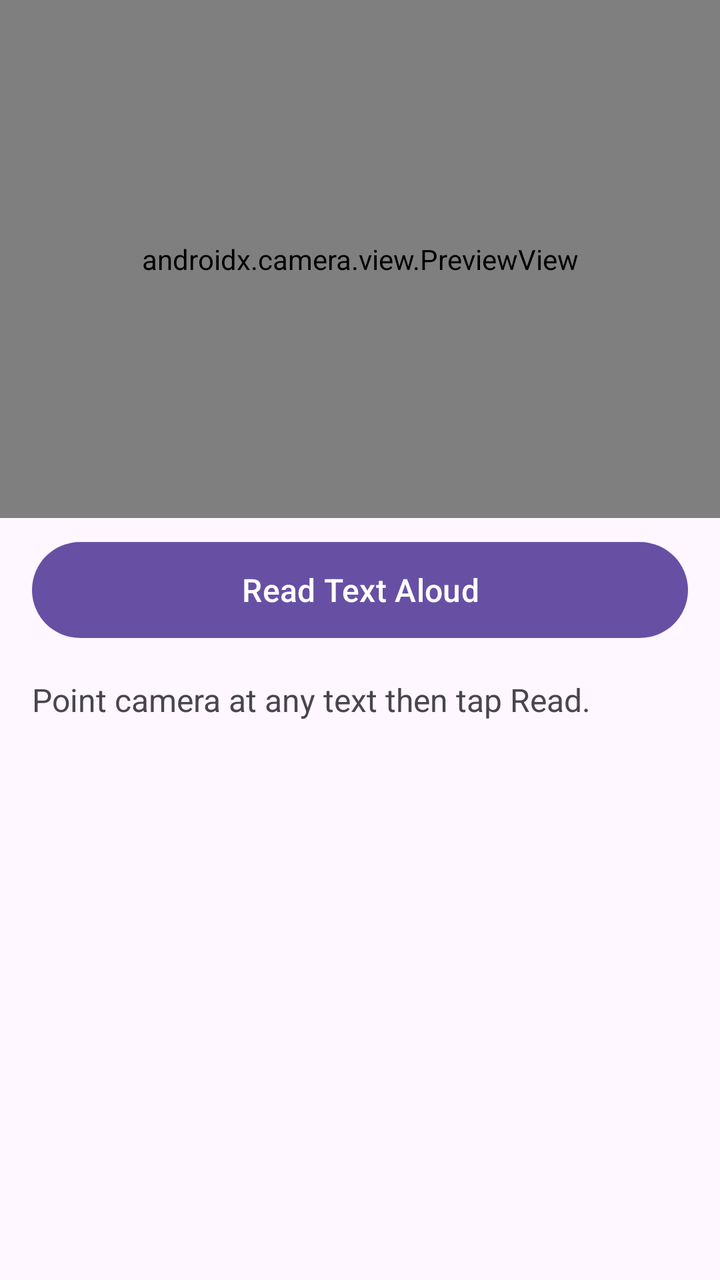
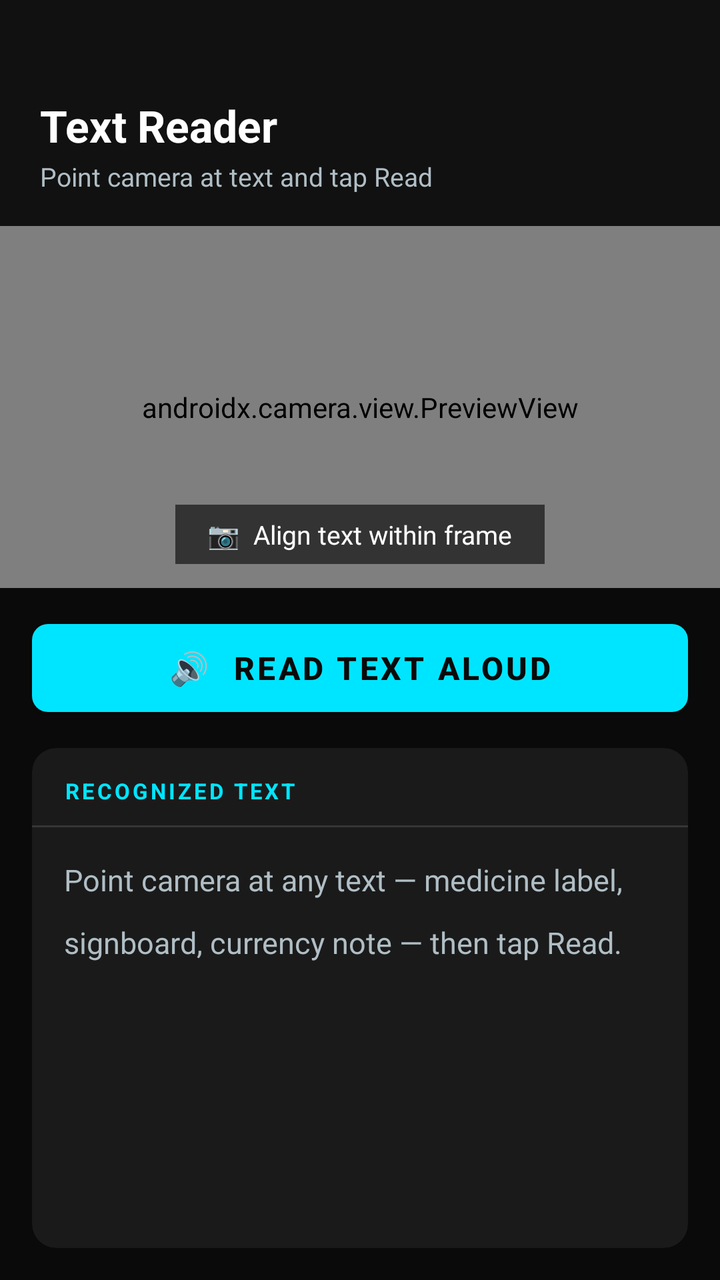

Compare the two renders of this Android layout. The source of the first and the diff that turns it into the second are given below.
<!-- AndroidManifest.xml: application theme Theme.SeeForYou -->
<!-- res/layout/fragment_ocr.xml -->
<?xml version="1.0" encoding="utf-8"?>
<LinearLayout
    xmlns:android="http://schemas.android.com/apk/res/android"
    xmlns:app="http://schemas.android.com/apk/res-auto"
    android:layout_width="match_parent"
    android:layout_height="match_parent"
    android:orientation="vertical">

    
    <androidx.camera.view.PreviewView
        android:id="@+id/ocr_preview"
        android:layout_width="match_parent"
        android:layout_height="0dp"
        android:layout_weight="45"
        app:implementationMode="compatible"/>

    
    <Button
        android:id="@+id/btn_read"
        android:layout_width="match_parent"
        android:layout_height="56dp"
        android:layout_marginStart="16dp"
        android:layout_marginEnd="16dp"
        android:layout_marginTop="8dp"
        android:text="Read Text Aloud"
        android:textSize="16sp"/>

    
    <ScrollView
        android:layout_width="match_parent"
        android:layout_height="0dp"
        android:layout_weight="55"
        android:padding="16dp">

        <TextView
            android:id="@+id/tv_ocr_result"
            android:layout_width="match_parent"
            android:layout_height="wrap_content"
            android:text="Point camera at any text then tap Read."
            android:textSize="16sp"
            android:lineSpacingMultiplier="1.6"/>

    </ScrollView>

</LinearLayout>
<!-- resources referenced by this layout -->
<resources>
  <style name="Theme.SeeForYou" parent="Base.Theme.SeeForYou" />
  <style name="Base.Theme.SeeForYou" parent="Theme.Material3.DayNight.NoActionBar">
          
          
      </style>
</resources>

<!-- the commit's change to res/layout/fragment_ocr.xml (unified diff, before → after) -->
@@ -4,42 +4,150 @@
     xmlns:app="http://schemas.android.com/apk/res-auto"
     android:layout_width="match_parent"
     android:layout_height="match_parent"
-    android:orientation="vertical">
+    android:orientation="vertical"
+    android:background="@color/bg_primary">
 
     
-    <androidx.camera.view.PreviewView
-        android:id="@+id/ocr_preview"
+    <LinearLayout
+        android:layout_width="match_parent"
+        android:layout_height="wrap_content"
+        android:background="@color/bg_nav"
+        android:paddingTop="48dp"
+        android:paddingBottom="16dp"
+        android:paddingHorizontal="20dp"
+        android:orientation="vertical">
+
+        <TextView
+            android:layout_width="wrap_content"
+            android:layout_height="wrap_content"
+            android:text="Text Reader"
+            android:textColor="@color/text_primary"
+            android:textSize="22sp"
+            android:textStyle="bold"/>
+
+        <TextView
+            android:layout_width="wrap_content"
+            android:layout_height="wrap_content"
+            android:text="Point camera at text and tap Read"
+            android:textColor="@color/text_secondary"
+            android:textSize="13sp"
+            android:layout_marginTop="2dp"/>
+
+    </LinearLayout>
+
+    
+    <FrameLayout
         android:layout_width="match_parent"
         android:layout_height="0dp"
-        android:layout_weight="45"
-        app:implementationMode="compatible"/>
+        android:layout_weight="42">
+
+        <androidx.camera.view.PreviewView
+            android:id="@+id/ocr_preview"
+            android:layout_width="match_parent"
+            android:layout_height="match_parent"
+            app:implementationMode="compatible"/>
+
+        
+        <TextView
+            android:id="@+id/tv_camera_hint"
+            android:layout_width="wrap_content"
+            android:layout_height="wrap_content"
+            android:layout_gravity="bottom|center_horizontal"
+            android:layout_marginBottom="12dp"
+            android:background="@color/overlay_medium"
+            android:paddingHorizontal="16dp"
+            android:paddingVertical="6dp"
+            android:text="📷  Align text within frame"
+            android:textColor="@color/text_primary"
+            android:textSize="13sp"/>
+
+    </FrameLayout>
 
     
-    <Button
+    <com.google.android.material.button.MaterialButton
         android:id="@+id/btn_read"
         android:layout_width="match_parent"
         android:layout_height="56dp"
-        android:layout_marginStart="16dp"
-        android:layout_marginEnd="16dp"
-        android:layout_marginTop="8dp"
-        android:text="Read Text Aloud"
-        android:textSize="16sp"/>
+        android:layout_marginHorizontal="16dp"
+        android:layout_marginTop="12dp"
+        android:layout_marginBottom="4dp"
+        android:text="🔊  Read Text Aloud"
+        android:textSize="16sp"
+        android:textStyle="bold"
+        android:textColor="@color/bg_primary"
+        app:backgroundTint="@color/primary"
+        app:cornerRadius="8dp"/>
 
     
-    <ScrollView
+    <androidx.cardview.widget.CardView
         android:layout_width="match_parent"
         android:layout_height="0dp"
-        android:layout_weight="55"
-        android:padding="16dp">
+        android:layout_weight="58"
+        android:layout_marginHorizontal="16dp"
+        android:layout_marginTop="8dp"
+        android:layout_marginBottom="16dp"
+        app:cardCornerRadius="12dp"
+        app:cardBackgroundColor="@color/bg_surface"
+        app:cardElevation="0dp">
 
-        <TextView
-            android:id="@+id/tv_ocr_result"
+        <LinearLayout
             android:layout_width="match_parent"
-            android:layout_height="wrap_content"
-            android:text="Point camera at any text then tap Read."
-            android:textSize="16sp"
-            android:lineSpacingMultiplier="1.6"/>
+            android:layout_height="match_parent"
+            android:orientation="vertical">
 
-    </ScrollView>
+            
+            <LinearLayout
+                android:layout_width="match_parent"
+                android:layout_height="wrap_content"
+                android:orientation="horizontal"
+                android:paddingHorizontal="16dp"
+                android:paddingTop="14dp"
+                android:paddingBottom="10dp">
+
+                <TextView
+                    android:layout_width="0dp"
+                    android:layout_height="wrap_content"
+                    android:layout_weight="1"
+                    android:text="RECOGNIZED TEXT"
+                    android:textColor="@color/primary"
+                    android:textSize="11sp"
+                    android:textStyle="bold"
+                    android:letterSpacing="0.12"/>
+
+                <TextView
+                    android:id="@+id/tv_char_count"
+                    android:layout_width="wrap_content"
+                    android:layout_height="wrap_content"
+                    android:textColor="@color/text_hint"
+                    android:textSize="11sp"/>
+
+            </LinearLayout>
+
+            
+            <View
+                android:layout_width="match_parent"
+                android:layout_height="1dp"
+                android:background="@color/divider"/>
+
+            
+            <ScrollView
+                android:layout_width="match_parent"
+                android:layout_height="match_parent"
+                android:padding="16dp">
+
+                <TextView
+                    android:id="@+id/tv_ocr_result"
+                    android:layout_width="match_parent"
+                    android:layout_height="wrap_content"
+                    android:text="Point camera at any text — medicine label, signboard, currency note — then tap Read."
+                    android:textColor="@color/text_secondary"
+                    android:textSize="15sp"
+                    android:lineSpacingMultiplier="1.7"/>
+
+            </ScrollView>
+
+        </LinearLayout>
+
+    </androidx.cardview.widget.CardView>
 
 </LinearLayout>
<!-- resource entries referenced after the edit -->
@@ -1,9 +1,44 @@
 <!-- resources referenced by this layout -->
 <resources>
-  <style name="Theme.SeeForYou" parent="Base.Theme.SeeForYou" />
-  <style name="Base.Theme.SeeForYou" parent="Theme.Material3.DayNight.NoActionBar">
+  <color name="bg_nav">#111111</color>
+  <color name="bg_primary">#0A0A0A</color>
+  <color name="bg_surface">#1A1A1A</color>
+  <color name="divider">#1FFFFFFF</color>
+  <color name="overlay_medium">#99000000</color>
+  <color name="primary">#00E5FF</color>
+  <color name="text_hint">#546E7A</color>
+  <color name="text_primary">#FFFFFF</color>
+  <color name="text_secondary">#B0BEC5</color>
+  <style name="Theme.SeeForYou" parent="Theme.MaterialComponents.DayNight.NoActionBar">
           
+          <item name="android:windowBackground">@color/bg_primary</item>
+          <item name="android:colorBackground">@color/bg_primary</item>
+  
           
+          <item name="colorPrimary">@color/primary</item>
+          <item name="colorPrimaryDark">@color/primary_dark</item>
+          <item name="colorAccent">@color/primary</item>
+  
+          
+          <item name="android:textColorPrimary">@color/text_primary</item>
+          <item name="android:textColorSecondary">@color/text_secondary</item>
+          <item name="android:textColorHint">@color/text_hint</item>
+  
+          
+          <item name="android:statusBarColor">@color/bg_nav</item>
+          <item name="android:windowLightStatusBar">false</item>
+  
+          
+          <item name="android:navigationBarColor">@color/bg_nav</item>
+  
+          
+          <item name="bottomNavigationStyle">@style/BottomNavStyle</item>
+      </style>
+  <color name="primary_dark">#0097A7</color>
+  <style name="BottomNavStyle" parent="Widget.MaterialComponents.BottomNavigationView">
+          <item name="android:background">@color/bg_nav</item>
+          <item name="itemIconTint">@color/nav_selector</item>
+          <item name="itemTextColor">@color/nav_selector</item>
       </style>
 </resources>
 
